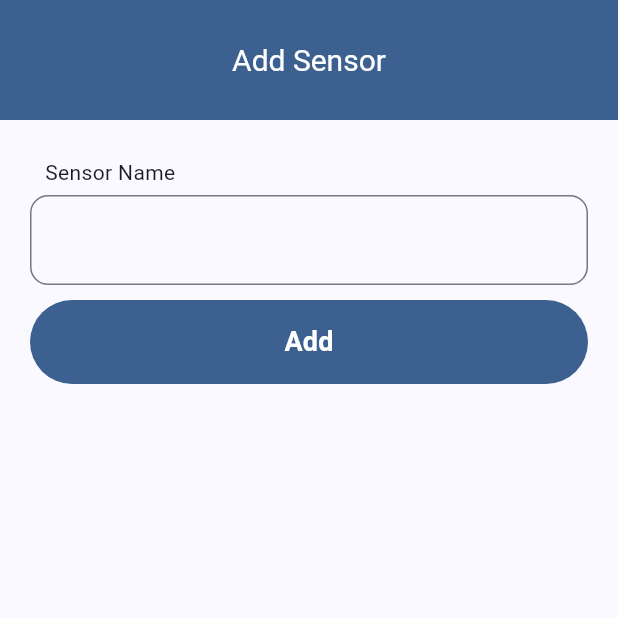
After one commit to IndraMakassar/FishTech, a Flutter app: the AddMachineScreen screen opened by its route, after a tap on "Add", on a phone screen of 412 x 824 dp, the top half of it. The commit adds this screen. Run offline on Flutter 3.47's test engine with Material 3 defaults, Android fonts, the phone set to English and light mode, and no system bars; our stand-ins replace equatable, fl_chart, flutter_bloc, flutter_native_splash, gap, get_it and 4 more; missing offline and left inert: mobile_scanner; accounts and stored records are empty; network calls fail.

Commit message:
add simple add machine page

```diff
--- a/lib/router_config.dart
+++ b/lib/router_config.dart
@@ -1,4 +1,5 @@
 import 'package:fishtech/view/pages/addPond_screen.dart';
+import 'package:fishtech/view/pages/add_machine_screen.dart';
 import 'package:fishtech/view/pages/article_screen.dart';
 import 'package:fishtech/view/pages/detail_kolam_screen.dart';
 import 'package:fishtech/view/pages/home_screen.dart';
@@ -57,6 +58,10 @@ final GoRouter routerConfig = GoRouter(
       path: '/settings',
       builder: (context, state) => const SettingspondScreen(),
     ),
+    GoRoute(
+      path: '/addmachine',
+      builder: (context, state) => const AddMachineScreen(),
+    ),
 
   ],
 );
--- /dev/null
+++ b/lib/view/pages/add_machine_screen.dart
@@ -0,0 +1,60 @@
+import 'package:fishtech/view/widgets/custom_button.dart';
+import 'package:fishtech/view/widgets/custom_text_form_field.dart';
+import 'package:fishtech/view/widgets/header.dart';
+import 'package:flutter/material.dart';
+
+class AddMachineScreen extends StatefulWidget {
+  const AddMachineScreen({super.key});
+
+  @override
+  State<AddMachineScreen> createState() => _AddMachineScreenState();
+}
+
+class _AddMachineScreenState extends State<AddMachineScreen> {
+  final GlobalKey<FormState> _formKey = GlobalKey<FormState>();
+  final TextEditingController _nameController = TextEditingController();
+
+  @override
+  Widget build(BuildContext context) {
+    return Scaffold(
+      appBar: const Header(title: "Add Sensor"),
+      body: Column(
+        children: [
+          Padding(
+            padding: const EdgeInsets.all(20.0),
+            child: Form(
+              key: _formKey,
+              child: OverflowBar(
+                overflowAlignment: OverflowBarAlignment.center,
+                overflowSpacing: 10,
+                children: [
+                  FormFieldWidget(
+                    controller: _nameController,
+                    title: "Sensor Name",
+                    validator: (value) {
+                      if (value == null || value.isEmpty) {
+                        return "Please enter your sensor name";
+                      }
+                      return null;
+                    },
+                  ),
+                  CustomButton(text: "Add", onPressed: () {
+                    _submitForm();
+                  })
+                ],
+              ),
+            ),
+          )
+        ],
+      ),
+    );
+  }
+
+  void _submitForm() {}
+
+  @override
+  void dispose() {
+    _nameController.dispose();
+    super.dispose();
+  }
+}
```
